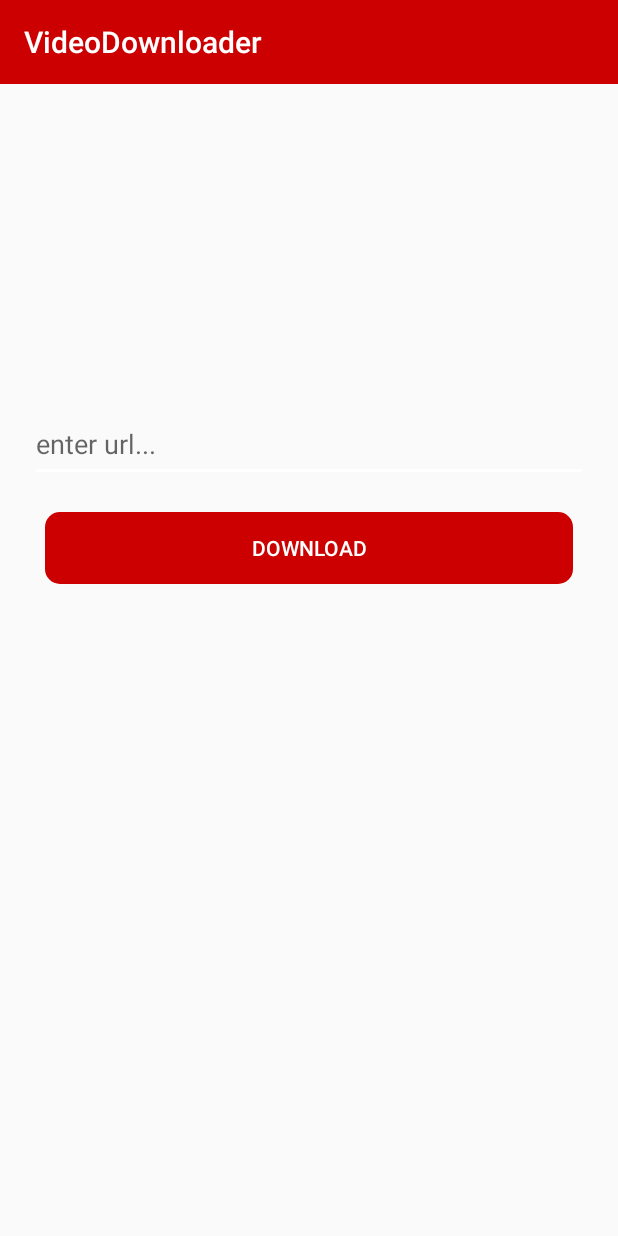
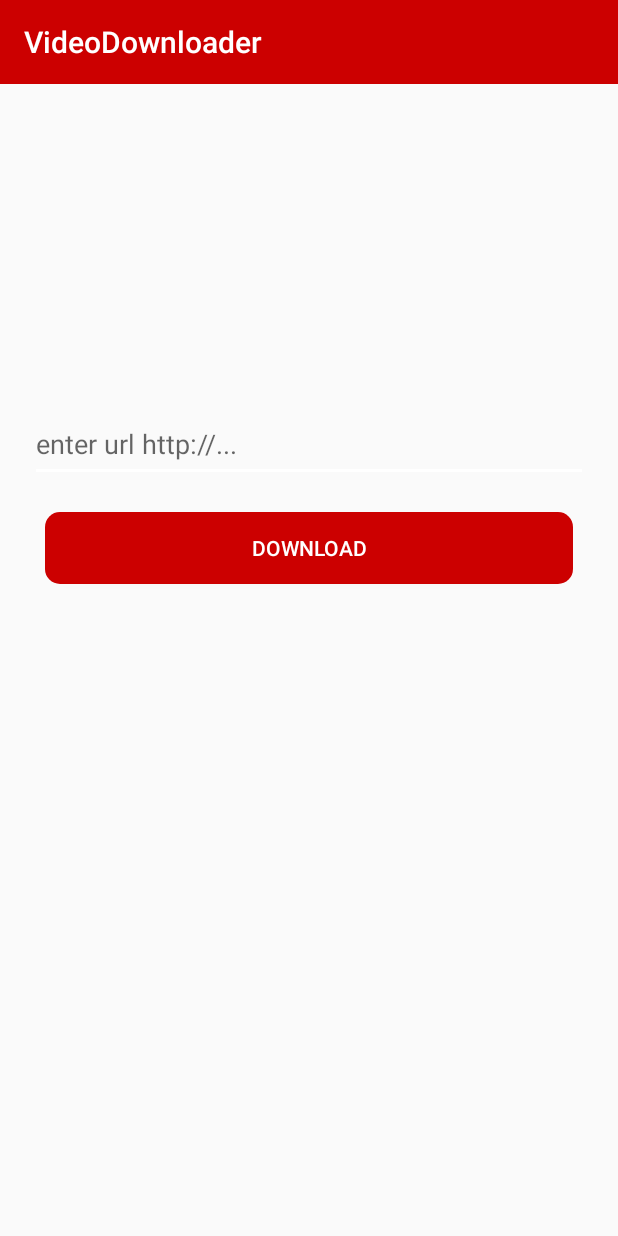
Before and after one commit to eoinahern/video_downloader, an Android app: the DownloadActivity screen opened directly, with no data from a screen before it, on a phone screen of 412 x 824 dp. Run offline under Robolectric (Android 15) with nearby library versions, the phone set to English and light mode, and no system bars; our stand-ins replace Dagger/Hilt's generated code, RxJava; libraries missing offline, so code that uses them is left out: com.afollestad.materialdialogs, kotterknife.bindView; 7 statements that could not run were skipped.

Commit message:
did some cleanup.

```diff
--- a/app/src/main/java/videodownloader/eoinahern/ie/videodownloader/platform/download/DownloadController.kt
+++ b/app/src/main/java/videodownloader/eoinahern/ie/videodownloader/platform/download/DownloadController.kt
@@ -10,7 +10,7 @@ class DownloadController @Inject constructor(val backgroundDownloadInteractor: B
 
 	private lateinit var service: DownloadService
 
-	fun downloadFile(location: String, notificationID: String) {
+	fun downloadFile(location: String, notificationID: Int) {
 
 		backgroundDownloadInteractor.init(location, notificationID).execute(object : BaseSubscriber<Boolean>() {
 
--- a/app/src/main/java/videodownloader/eoinahern/ie/videodownloader/tools/constant.kt
+++ b/app/src/main/java/videodownloader/eoinahern/ie/videodownloader/tools/constant.kt
@@ -27,5 +27,7 @@ const val src_attr = "src"
 
 //notification channel id
 const val channel_id = "download_channel"
-const val notification_download_id = "notification_channel"
 const val channel_desc = "download_channel_updates"
+
+//intent
+const val location_intent_title = "location_intent"
--- a/app/src/main/java/videodownloader/eoinahern/ie/videodownloader/ui/util/DownloadNotificationHelper.kt
+++ b/app/src/main/java/videodownloader/eoinahern/ie/videodownloader/ui/util/DownloadNotificationHelper.kt
@@ -61,7 +61,7 @@ class DownloadNotificationHelper constructor(var context: Context, var notifyMan
 
 	}
 
-	fun updateNotificationProgress(id: String, amountDone : Int, totalAmount: Int) {
+	fun updateNotificationProgress(id: Int, amountDone : Int, totalAmount: Int) {
 
 	}
 
--- a/app/src/main/res/layout/activity_download.xml
+++ b/app/src/main/res/layout/activity_download.xml
@@ -25,7 +25,7 @@
 		android:layout_marginRight="20dp"
 		android:ellipsize="end"
 		android:gravity="center_vertical"
-		android:hint="enter url..."
+		android:hint="@string/url_hint"
 		android:inputType="text"
 		android:lines="1"
 		android:maxLines="1"
--- a/app/src/main/res/values/strings.xml
+++ b/app/src/main/res/values/strings.xml
@@ -8,4 +8,5 @@
 	<string name="unrecogised_url">Unrecognised URL? Please try again!</string>
 	<string name="notification_title">Download started!</string>
 	<string name="notification_txt">Hello its downloading yipee!</string>
+	<string name="url_hint">enter url http://...</string>
 </resources>
```
Also changed, not shown: app/src/main/java/videodownloader/eoinahern/ie/videodownloader/interactor/backgrounddownload/BackgroundDownloadInteractor.kt (+6 -6 lines), app/src/main/java/videodownloader/eoinahern/ie/videodownloader/platform/download/service/DownloadServiceImp.kt (+6 -9 lines), app/src/main/java/videodownloader/eoinahern/ie/videodownloader/ui/download/DownloadActivity.kt (+5 -6 lines).
